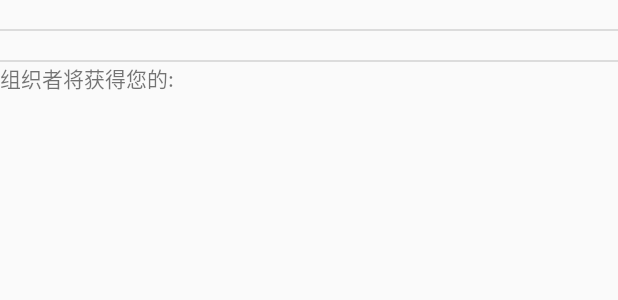
After one commit to TurnMeOn/TimeManager, an Android app: the layout join_dialog.xml on its own in the app's theme, with its tools: preview values and no code run, on a phone screen of 412 x 824 dp. The commit adds this screen. Shown: the top 300 px of the screen. Run offline under Robolectric (Android 15) with nearby library versions, the phone set to English and light mode, and no system bars.

Commit message:
加入课程对话框

```diff
--- a/Client/app/src/main/java/wesayallright/timemanager/surface/MainActivity.java
+++ b/Client/app/src/main/java/wesayallright/timemanager/surface/MainActivity.java
@@ -20,7 +20,6 @@ import wesayallright.timemanager.surface.activitiesFragment.Activities;
 import wesayallright.timemanager.surface.scheduleFragment.ScheduleFragment;
 
 public class MainActivity extends AppCompatActivity implements
-        Calendar.OnFragmentInteractionListener,
         Activities.OnFragmentInteractionListener,
         Groups.OnFragmentInteractionListener,
         Me.OnFragmentInteractionListener {
--- a/Client/app/src/main/java/wesayallright/timemanager/surface/activitiesFragment/Activities.java
+++ b/Client/app/src/main/java/wesayallright/timemanager/surface/activitiesFragment/Activities.java
@@ -1,6 +1,7 @@
 package wesayallright.timemanager.surface.activitiesFragment;
 
 import android.content.Context;
+import android.graphics.Paint;
 import android.net.Uri;
 import android.os.Bundle;
 import android.support.v4.app.Fragment;
@@ -79,9 +80,7 @@ public class Activities extends Fragment {
         activitiesList.setOnItemClickListener(new AdapterView.OnItemClickListener() {
             @Override
             public void onItemClick(AdapterView<?> parent, View view, int position, long id) {
-                Toast.makeText(getContext(),
-                        ("you click " + activitiesData.get(position).name +"id=" +activitiesData.get(position).activityId),
-                        Toast.LENGTH_SHORT).show();
+                JoinDialog.show(getActivity(), activitiesData.get(position));
             }
         });
         return v;
--- a/Client/app/src/main/res/layout/fragment_activities.xml
+++ b/Client/app/src/main/res/layout/fragment_activities.xml
@@ -2,6 +2,8 @@
     xmlns:tools="http://schemas.android.com/tools"
     android:layout_width="match_parent"
     android:layout_height="match_parent"
+    android:id="@+id/fa"
+
     tools:context="wesayallright.timemanager.surface.activitiesFragment.Activities">
 
     <ListView
--- /dev/null
+++ b/Client/app/src/main/res/layout/join_dialog.xml
@@ -0,0 +1,55 @@
+<?xml version="1.0" encoding="utf-8"?>
+<LinearLayout xmlns:android="http://schemas.android.com/apk/res/android"
+    android:orientation="vertical"
+    android:layout_width="match_parent"
+    android:layout_height="match_parent">
+
+    <!--时间 -->
+    <LinearLayout
+        android:layout_width="match_parent"
+        android:layout_height="wrap_content"
+        android:orientation="horizontal"
+        >
+    <TextView
+        android:id="@+id/jd_date"
+        android:layout_width="wrap_content"
+        android:layout_height="wrap_content"
+        >
+    </TextView>
+
+    <TextView
+        android:id="@+id/jd_free"
+        android:layout_width="wrap_content"
+        android:layout_height="wrap_content" />
+
+    </LinearLayout>
+    <!-- 分割线 -->
+    <View
+        android:layout_width="match_parent"
+        android:layout_height="1dp"
+        android:background="?android:attr/listDivider"> </View>
+
+    <!-- 细节 -->
+    <TextView
+        android:id="@+id/jd_detail"
+        android:layout_width="wrap_content"
+        android:layout_height="wrap_content" />
+
+    <!-- 分割线 -->
+    <View
+        android:layout_width="match_parent"
+        android:layout_height="1dp"
+        android:background="?android:attr/listDivider"> </View>
+    <!-- 权限-->
+    <TextView
+        android:layout_width="match_parent"
+        android:layout_height="wrap_content"
+        android:text="@string/jd_zzzjhd"/>
+    <TextView
+        android:layout_width="wrap_content"
+        android:layout_height="wrap_content"
+        android:id="@+id/jd_authority">
+
+    </TextView>
+
+</LinearLayout>
--- /dev/null
+++ b/Client/app/src/main/res/values/activities/strings.xml
@@ -0,0 +1,4 @@
+<?xml version="1.0" encoding="utf-8"?>
+<resources>
+
+</resources>
--- a/Client/app/src/main/res/values/strings.xml
+++ b/Client/app/src/main/res/values/strings.xml
@@ -13,6 +13,6 @@
     <string name="dayofcourse">上课日</string>
     <string name="terminationtime">结束时间</string>
 
-    <!-- TODO: Remove or change this placeholder text -->
-    <string name="hello_blank_fragment">Hello blank fragment</string>
+    <string name="joinDialogTitle"> 加入</string>
+    <string name="jd_zzzjhd">组织者将获得您的:</string>
 </resources>
```
Also changed, not shown: Client/app/build.gradle (+10 -0 lines), Client/app/src/main/java/wesayallright/timemanager/surface/Calendar.java (deleted, +0 -110 lines), Client/app/src/main/java/wesayallright/timemanager/surface/activitiesFragment/JoinDialog.java (added, +54 -0 lines), Client/app/src/main/res/layout/fragment_calendar.xml (deleted, +0 -13 lines).
